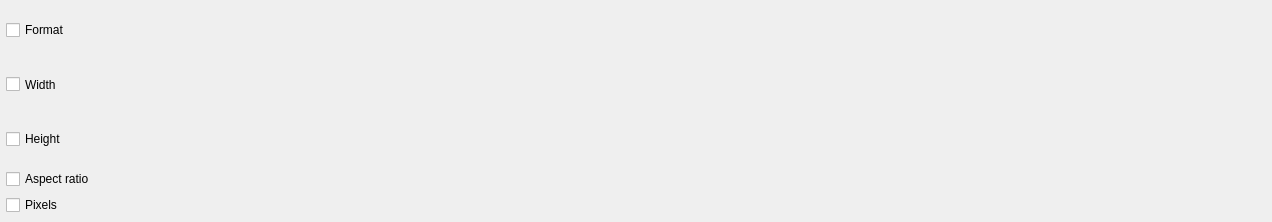
First picture: the form in bulicommander/bulicommander/bc/resources/bcwsearchimgfilterrules.ui, repository Grum999/BuliCommander, before the edit.
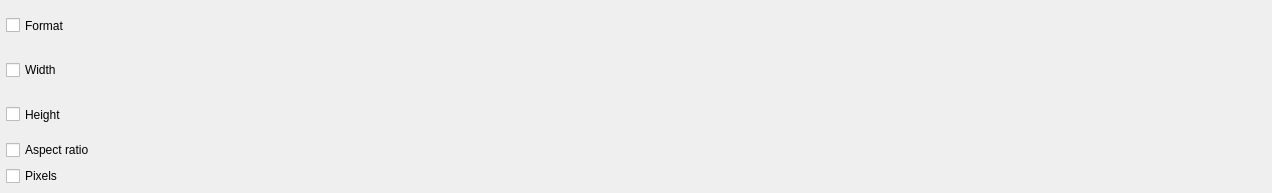
Second picture: the form after the edit. Custom widgets are drawn as their Qt base class.

```diff
--- a/bulicommander/bulicommander/bc/resources/bcwsearchimgfilterrules.ui
+++ b/bulicommander/bulicommander/bc/resources/bcwsearchimgfilterrules.ui
@@ -7,7 +7,7 @@
     <x>0</x>
     <y>0</y>
     <width>1272</width>
-    <height>222</height>
+    <height>193</height>
    </rect>
   </property>
   <property name="sizePolicy">
```
